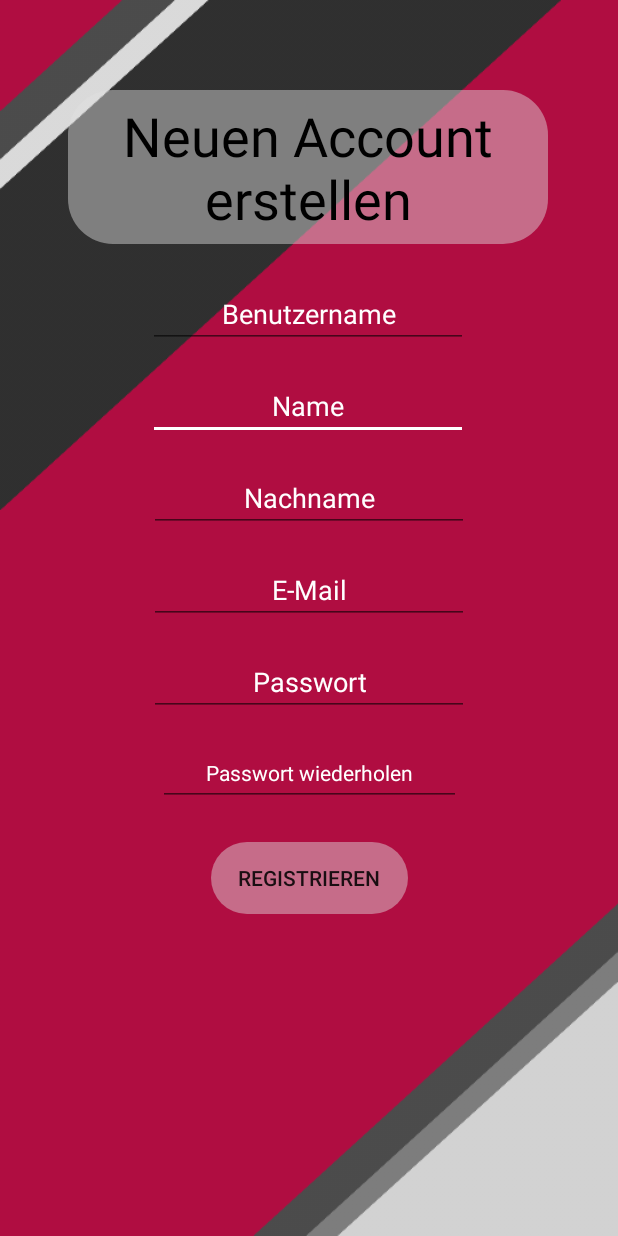
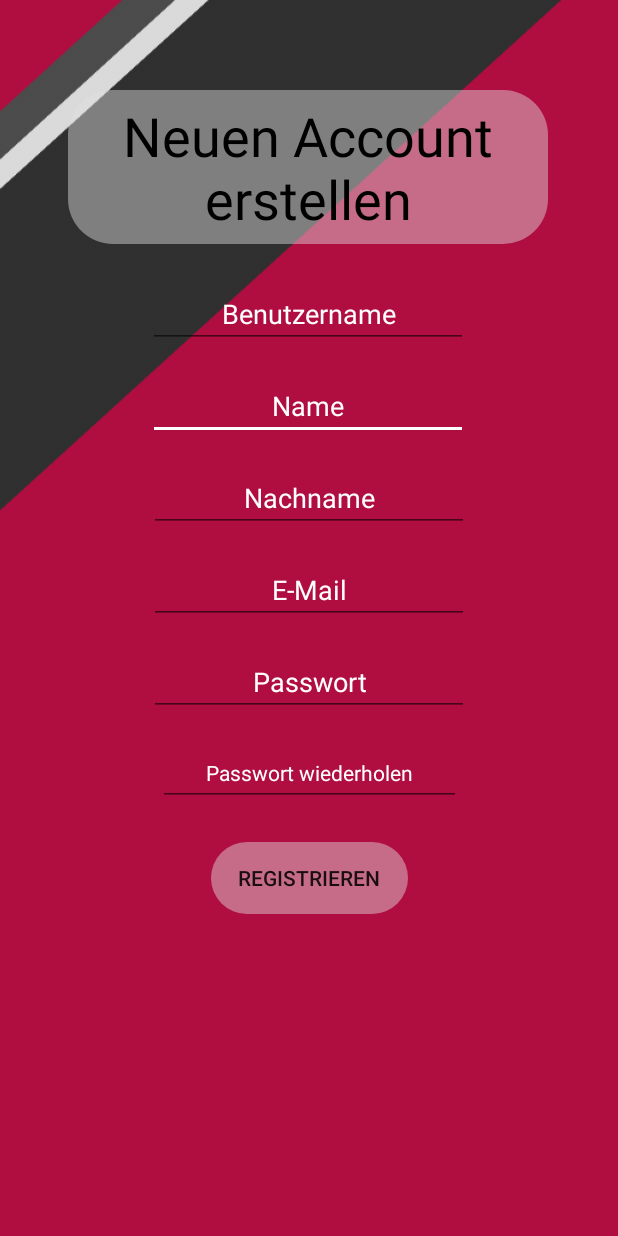
Before and after one commit to WeCyberFacility/swipe-android, an Android app: the screen it shows after launch (RegisterActivity), after a tap on "Noch kein Account? - Jetzt Registrieren", on a phone screen of 412 x 824 dp. Run offline under Robolectric (Android 15) with nearby library versions, the phone set to English and light mode, and no system bars; our stand-ins replace Firebase (no records; nobody signed in at launch, a user with empty details on screens opened directly); Roboto replaces fonts that are not available here.

Commit message:
Bild erneut geändert!

```diff
--- a/app/src/main/res/layout/activity_log_in.xml
+++ b/app/src/main/res/layout/activity_log_in.xml
@@ -4,7 +4,7 @@
     xmlns:tools="http://schemas.android.com/tools"
     android:layout_width="match_parent"
     android:layout_height="match_parent"
-   android:background="@mipmap/bgnfinal"
+   android:background="@mipmap/bgfinalneu"
     android:fitsSystemWindows="true"
     tools:context=".LogInActivity">
 
--- a/app/src/main/res/layout/activity_register.xml
+++ b/app/src/main/res/layout/activity_register.xml
@@ -4,7 +4,7 @@
     xmlns:tools="http://schemas.android.com/tools"
     android:layout_width="match_parent"
     android:layout_height="match_parent"
-    android:background="@mipmap/bgnfinal"
+    android:background="@mipmap/bgfinalneu"
     tools:context=".RegisterActivity">
 
     <TextView
```
Also changed, not shown: app/src/main/res/mipmap-xxhdpi/bgfinalneu.png (added).
